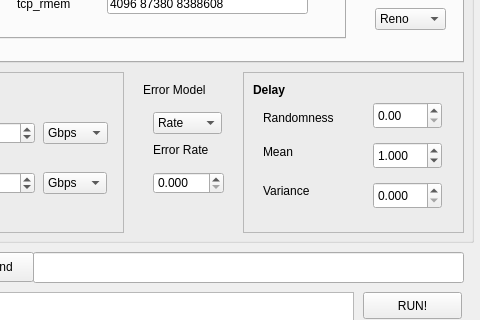
Old version of the form kupa-gui-2/kupagui.ui in the repository anetaaneta/kupakupa; both pictures show x 137 to 617 and y 224 to 544 of the 617 by 721 pixel window.
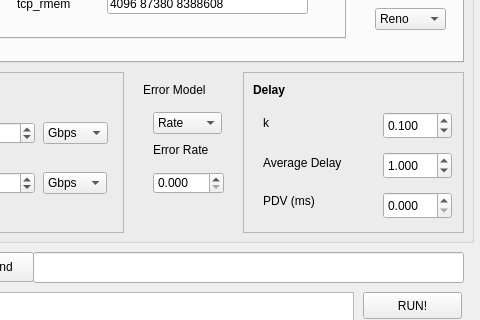
New version of the form. The open tabs and pages were chosen to show the change.

Diff of the .ui file:
```diff
--- a/kupa-gui-2/kupagui.ui
+++ b/kupa-gui-2/kupagui.ui
@@ -1197,55 +1197,20 @@
       <property name="geometry">
        <rect>
         <x>20</x>
-        <y>110</y>
-        <width>67</width>
+        <y>120</y>
+        <width>121</width>
         <height>17</height>
        </rect>
       </property>
       <property name="text">
-       <string>Variance</string>
+       <string>PDV (ms)</string>
       </property>
      </widget>
-     <widget class="QLabel" name="label_20">
+     <widget class="QDoubleSpinBox" name="delay_pdv">
       <property name="geometry">
        <rect>
-        <x>20</x>
-        <y>36</y>
-        <width>91</width>
-        <height>20</height>
-       </rect>
-      </property>
-      <property name="text">
-       <string>Randomness</string>
-      </property>
-     </widget>
-     <widget class="QDoubleSpinBox" name="alpha_value">
-      <property name="geometry">
-       <rect>
-        <x>130</x>
-        <y>30</y>
-        <width>69</width>
-        <height>27</height>
-       </rect>
-      </property>
-      <property name="decimals">
-       <number>2</number>
-      </property>
-      <property name="maximum">
-       <double>1.000000000000000</double>
-      </property>
-      <property name="singleStep">
-       <double>0.050000000000000</double>
-      </property>
-      <property name="value">
-       <double>0.000000000000000</double>
-      </property>
-     </widget>
-     <widget class="QDoubleSpinBox" name="variance_value">
-      <property name="geometry">
-       <rect>
-        <x>130</x>
-        <y>110</y>
+        <x>140</x>
+        <y>120</y>
         <width>69</width>
         <height>27</height>
        </rect>
@@ -1263,8 +1228,8 @@
      <widget class="QDoubleSpinBox" name="mean_value">
       <property name="geometry">
        <rect>
-        <x>130</x>
-        <y>70</y>
+        <x>140</x>
+        <y>80</y>
         <width>69</width>
         <height>27</height>
        </rect>
@@ -1286,13 +1251,48 @@
       <property name="geometry">
        <rect>
         <x>20</x>
-        <y>70</y>
-        <width>41</width>
-        <height>20</height>
+        <y>80</y>
+        <width>101</width>
+        <height>21</height>
        </rect>
       </property>
       <property name="text">
-       <string>Mean</string>
+       <string>Average Delay</string>
+      </property>
+     </widget>
+     <widget class="QLabel" name="label_26">
+      <property name="geometry">
+       <rect>
+        <x>20</x>
+        <y>40</y>
+        <width>101</width>
+        <height>21</height>
+       </rect>
+      </property>
+      <property name="text">
+       <string>k</string>
+      </property>
+     </widget>
+     <widget class="QDoubleSpinBox" name="k">
+      <property name="geometry">
+       <rect>
+        <x>140</x>
+        <y>40</y>
+        <width>69</width>
+        <height>27</height>
+       </rect>
+      </property>
+      <property name="decimals">
+       <number>3</number>
+      </property>
+      <property name="maximum">
+       <double>999.000000000000000</double>
+      </property>
+      <property name="singleStep">
+       <double>0.500000000000000</double>
+      </property>
+      <property name="value">
+       <double>0.100000000000000</double>
       </property>
      </widget>
     </widget>
```
Left out of the diff: 4 changed lines with no effect on the pictures.
